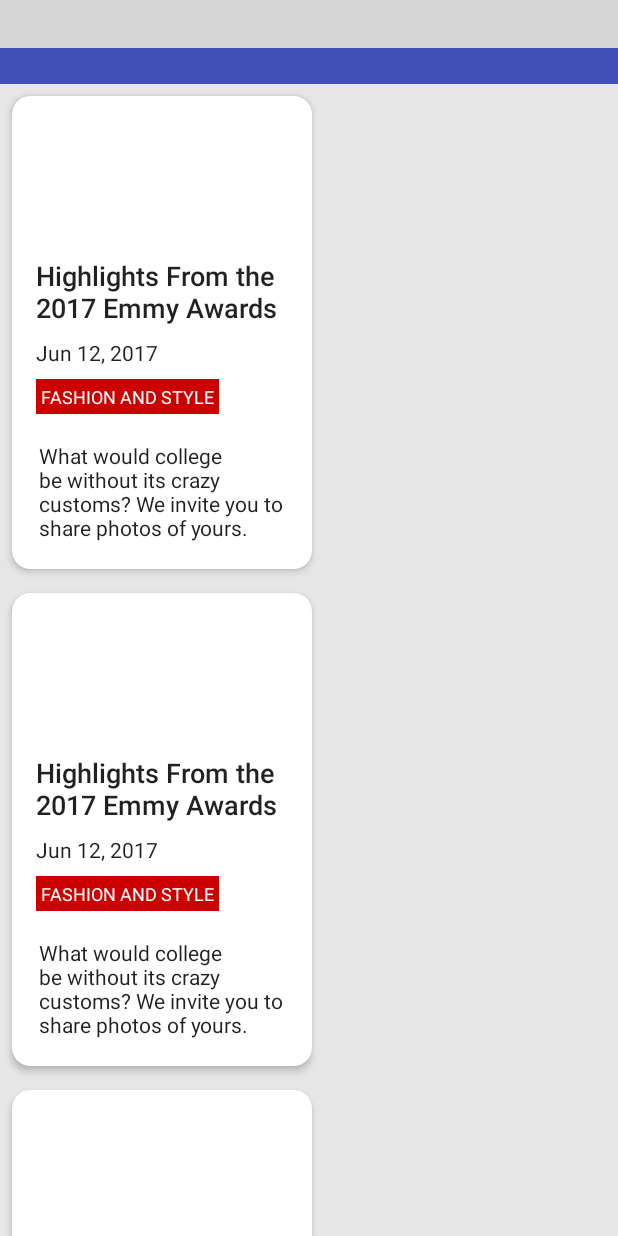
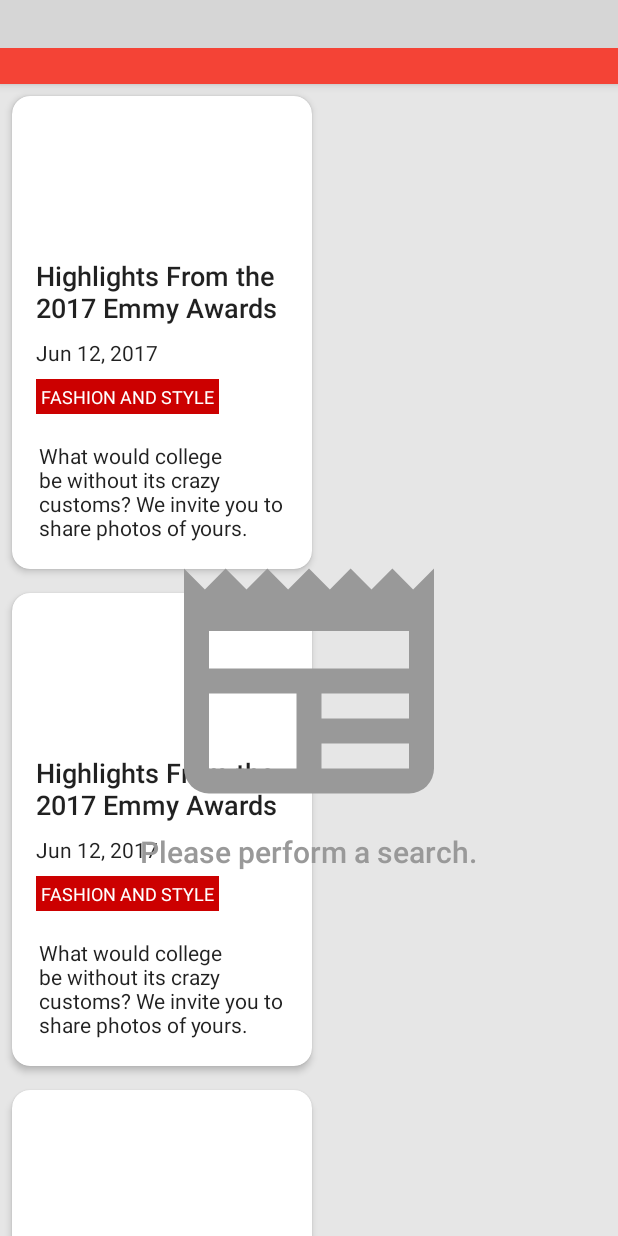
Before and after one commit to robl2e/ThisTimes, an Android app: the layout activity_article_list.xml on its own in the app's theme, with its tools: preview values and no code run, on a phone screen of 412 x 824 dp. Run offline under Robolectric (Android 15) with nearby library versions, the phone set to English and light mode, and no system bars; plain views replace MaterialSearchView; grey boxes are pictures that could not be loaded.

Commit message:
Add theme colors and scrolling behavior to toolbar.

```diff
--- a/app/src/main/java/com/robl2e/thistimes/ui/articlelist/ArticleListActivity.java
+++ b/app/src/main/java/com/robl2e/thistimes/ui/articlelist/ArticleListActivity.java
@@ -12,6 +12,7 @@ import android.util.Log;
 import android.view.Menu;
 import android.view.MenuItem;
 import android.view.View;
+import android.widget.TextView;
 import android.widget.Toast;
 
 import com.miguelcatalan.materialsearchview.MaterialSearchView;
@@ -50,6 +51,8 @@ public class ArticleListActivity extends AppCompatActivity {
     private ArticleListAdapter listAdapter;
     private MaterialSearchView searchView;
     private FilterSettings filterSettings;
+    private View emptyView;
+    private TextView textEmptyView;
     private FilterSettingsBottomDialog filterDialog;
     private EndlessRecyclerViewScrollListener endlessScrollListener;
     private Handler handler;
@@ -145,6 +148,8 @@ public class ArticleListActivity extends AppCompatActivity {
         toolbar = (Toolbar) findViewById(R.id.toolbar);
         setSupportActionBar(toolbar);
 
+        emptyView = findViewById(R.id.layout_empty_view);
+        textEmptyView = (TextView) findViewById(R.id.text_empty_view);
         searchView = (MaterialSearchView) findViewById(R.id.search_articles);
         articleListView = (RecyclerView) findViewById(R.id.list_articles);
     }
@@ -231,6 +236,9 @@ public class ArticleListActivity extends AppCompatActivity {
                 runOnUiThread(new Runnable() {
                     @Override
                     public void run() {
+                        boolean hasResults = listAdapter.getItemCount() > 0;
+                        displayCurrentViewState(hasResults);
+                        textEmptyView.setText(R.string.no_search_result);
                         updateListAdapter();
                     }
                 });
@@ -306,6 +314,16 @@ public class ArticleListActivity extends AppCompatActivity {
         }
     }
 
+    private void displayCurrentViewState(boolean hasResults) {
+        if (hasResults) {
+            emptyView.setVisibility(View.INVISIBLE);
+            articleListView.setVisibility(View.VISIBLE);
+        } else {
+            emptyView.setVisibility(View.VISIBLE);
+            articleListView.setVisibility(View.INVISIBLE);
+        }
+    }
+
     private void showErrorToastMessage(final String message) {
         runOnUiThread(new Runnable() {
             @Override
--- /dev/null
+++ b/app/src/main/res/drawable/ic_newspaper.xml
@@ -0,0 +1,8 @@
+<!-- drawable/newspaper.xml -->
+<vector xmlns:android="http://schemas.android.com/apk/res/android"
+    android:height="200dp"
+    android:width="200dp"
+    android:viewportWidth="24"
+    android:viewportHeight="24">
+    <path android:fillColor="@color/light_gray" android:pathData="M20,11H4V8H20M20,15H13V13H20M20,19H13V17H20M11,19H4V13H11M20.33,4.67L18.67,3L17,4.67L15.33,3L13.67,4.67L12,3L10.33,4.67L8.67,3L7,4.67L5.33,3L3.67,4.67L2,3V19A2,2 0 0,0 4,21H20A2,2 0 0,0 22,19V3L20.33,4.67Z" />
+</vector>
--- a/app/src/main/res/layout/activity_article_list.xml
+++ b/app/src/main/res/layout/activity_article_list.xml
@@ -1,5 +1,5 @@
 <?xml version="1.0" encoding="utf-8"?>
-<LinearLayout xmlns:android="http://schemas.android.com/apk/res/android"
+<android.support.design.widget.CoordinatorLayout xmlns:android="http://schemas.android.com/apk/res/android"
     xmlns:app="http://schemas.android.com/apk/res-auto"
     xmlns:tools="http://schemas.android.com/tools"
     android:orientation="vertical"
@@ -9,11 +9,16 @@
     android:fitsSystemWindows="true"
     tools:context="com.robl2e.thistimes.ui.articlelist.ArticleListActivity">
 
+    <android.support.design.widget.AppBarLayout
+        android:layout_width="match_parent"
+        android:layout_height="wrap_content">
         <FrameLayout
+            app:layout_scrollFlags="scroll|enterAlways"
             android:layout_width="match_parent"
             android:layout_height="wrap_content">
             <android.support.v7.widget.Toolbar
                 android:id="@+id/toolbar"
+                app:layout_scrollFlags="scroll|enterAlways"
                 android:minHeight="?attr/actionBarSize"
                 android:layout_width="match_parent"
                 android:layout_height="wrap_content"
@@ -25,9 +30,17 @@
                 android:layout_width="match_parent"
                 android:layout_height="wrap_content" />
         </FrameLayout>
+    </android.support.design.widget.AppBarLayout>
+
+    <FrameLayout
+        app:layout_behavior="@string/appbar_scrolling_view_behavior"
+        android:layout_width="match_parent"
+        android:layout_height="match_parent">
 
         <android.support.v7.widget.RecyclerView
             android:id="@+id/list_articles"
+            android:visibility="invisible"
+            tools:visibility="visible"
             android:layout_width="match_parent"
             android:layout_height="match_parent"
             tools:listitem="@layout/item_article"
@@ -35,4 +48,29 @@
             app:layout_constraintTop_toTopOf="parent"
             app:layout_constraintRight_toRightOf="parent"
             app:layout_constraintBottom_toBottomOf="parent" />
+
+        <LinearLayout
+            android:id="@+id/layout_empty_view"
+            android:visibility="visible"
+            tools:visibility="visible"
+            android:orientation="vertical"
+            android:gravity="center"
+            android:layout_width="match_parent"
+            android:layout_height="match_parent">
+
+            <ImageView
+                android:src="@drawable/ic_newspaper"
+                android:layout_gravity="center"
+                android:layout_width="wrap_content"
+                android:layout_height="wrap_content" />
+
+            <TextView
+                android:id="@+id/text_empty_view"
+                style="@style/TextAppearance.AppCompat.Light.SearchResult.Title"
+                android:textColor="@color/light_gray"
+                android:text="@string/please_perform_a_search"
+                android:layout_width="wrap_content"
+                android:layout_height="wrap_content" />
         </LinearLayout>
+    </FrameLayout>
+</android.support.design.widget.CoordinatorLayout>
--- a/app/src/main/res/values/colors.xml
+++ b/app/src/main/res/values/colors.xml
@@ -1,10 +1,11 @@
 <?xml version="1.0" encoding="utf-8"?>
 <resources>
-    <color name="colorPrimary">#3F51B5</color>
-    <color name="colorPrimaryDark">#303F9F</color>
-    <color name="colorAccent">#FF4081</color>
+    <color name="colorPrimary">#F44336</color>
+    <color name="colorPrimaryDark">#D32F2F</color>
+    <color name="colorAccent">#FF5252</color>
 
     <color name="primary_text">#212121</color>
     <color name="secondary_text">#757575</color>
     <color name="background_color">#e6e6e6</color>
+    <color name="light_gray">#999999</color>
 </resources>
--- a/app/src/main/res/values/strings.xml
+++ b/app/src/main/res/values/strings.xml
@@ -17,4 +17,6 @@
     <string name="error_max_num_pages">Sorry you have reached the maximum num of pages: %d</string>
     <string name="retry">Retry</string>
     <string name="error_no_network_connection">No Network Connection Detected</string>
+    <string name="please_perform_a_search">Please perform a search.</string>
+    <string name="no_search_result">Looks like that search has no results.</string>
 </resources>
```
Lines whose indentation alone changed are shown as unchanged.
